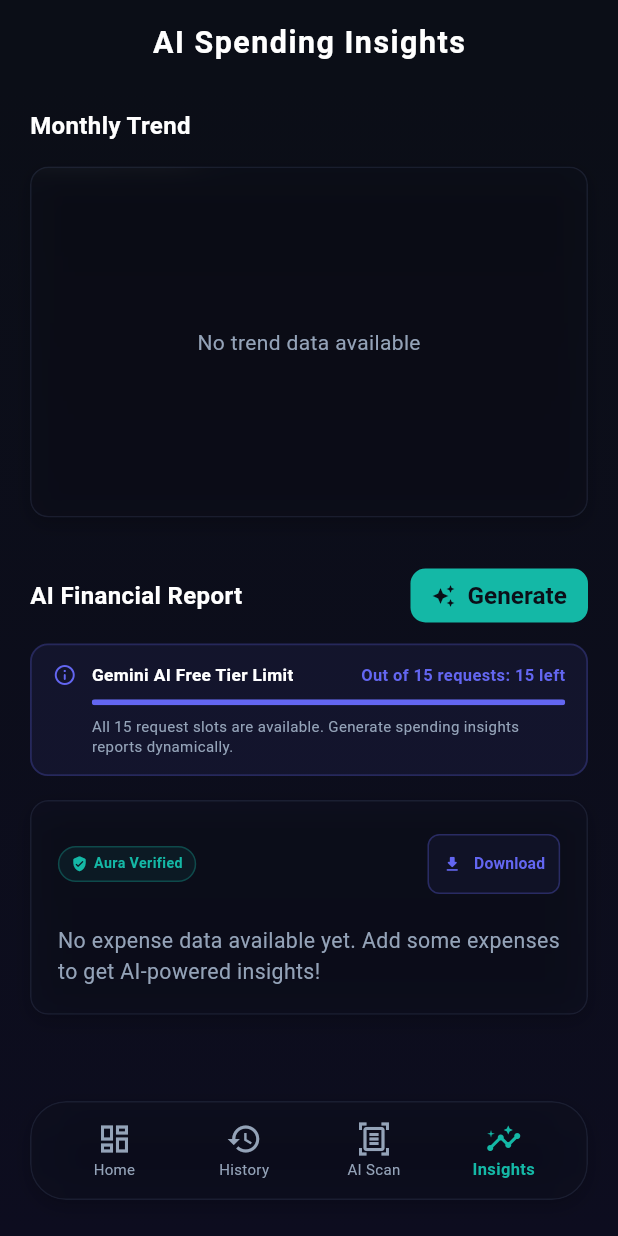
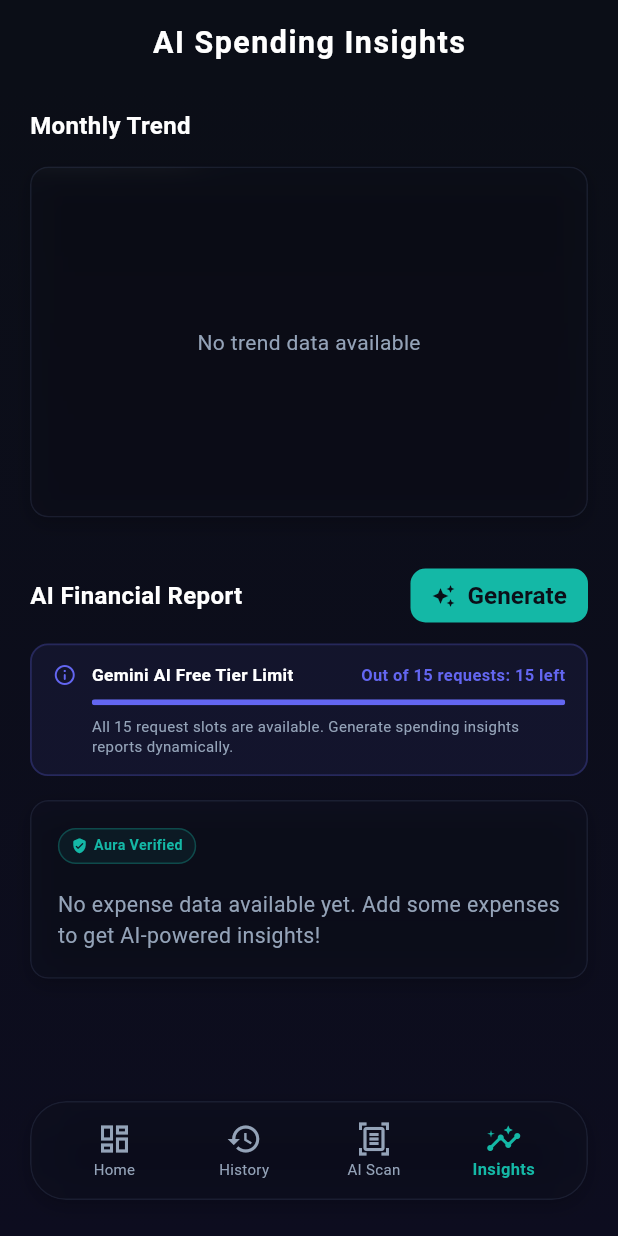
Before and after one commit to Karan-Trips/expense_tracker, a Flutter app: the screen it shows after launch, item 4 of the bottom bar chosen, after a tap on "Generate", on a phone screen of 412 x 824 dp. Run offline on Flutter 3.47's test engine with Material 3 defaults, Android fonts, the phone set to English and light mode, and no system bars; drawn by our look-alikes of flutter_markdown; our stand-ins replace flutter_dotenv, flutter_riverpod, flutter_screenutil, get_it, go_router, google_generative_ai and 5 more; accounts and stored records are empty; network calls fail.

```diff
--- a/lib/core/services/notification_service.dart
+++ /dev/null
@@ -1,101 +0,0 @@
-import 'package:flutter/foundation.dart';
-import 'package:flutter_local_notifications/flutter_local_notifications.dart';
-import 'package:open_filex/open_filex.dart';
-
-class NotificationService {
-  static final FlutterLocalNotificationsPlugin _notificationsPlugin =
-      FlutterLocalNotificationsPlugin();
-
-  static Future<void> init() async {
-    const AndroidInitializationSettings initializationSettingsAndroid =
-        AndroidInitializationSettings('@mipmap/ic_launcher');
-
-    const DarwinInitializationSettings initializationSettingsIOS =
-        DarwinInitializationSettings(
-          requestAlertPermission: true,
-          requestBadgePermission: true,
-          requestSoundPermission: true,
-        );
-
-    const InitializationSettings initializationSettings =
-        InitializationSettings(
-          android: initializationSettingsAndroid,
-          iOS: initializationSettingsIOS,
-        );
-
-    await _notificationsPlugin.initialize(
-      initializationSettings,
-      onDidReceiveNotificationResponse: (NotificationResponse response) async {
-        final String? filePath = response.payload;
-        if (filePath != null && filePath.isNotEmpty) {
-          try {
-            await OpenFilex.open(filePath);
-          } catch (e) {
-            debugPrint("Error opening file: $e");
-          }
-        }
-      },
-    );
-
-    // Handle click if app was opened from terminated state via notification
-    final NotificationAppLaunchDetails? launchDetails =
-        await _notificationsPlugin.getNotificationAppLaunchDetails();
-    if (launchDetails != null && launchDetails.didNotificationLaunchApp) {
-      final String? filePath = launchDetails.notificationResponse?.payload;
-      if (filePath != null && filePath.isNotEmpty) {
-        Future.delayed(const Duration(milliseconds: 600), () async {
-          try {
-            await OpenFilex.open(filePath);
-          } catch (e) {
-            debugPrint("Error opening launch file: $e");
-          }
-        });
-      }
-    }
-
-    // Request permissions for Android 13+
-    await _notificationsPlugin
-        .resolvePlatformSpecificImplementation<
-          AndroidFlutterLocalNotificationsPlugin
-        >()
-        ?.requestNotificationsPermission();
-  }
-
-  static Future<void> showNotification({
-    required int id,
-    required String title,
-    required String body,
-    String? payload,
-  }) async {
-    const AndroidNotificationDetails androidPlatformChannelSpecifics =
-        AndroidNotificationDetails(
-          'insights_download_channel',
-          'Insights Downloads',
-          channelDescription: 'Notifications for downloaded financial reports',
-          importance: Importance.max,
-          priority: Priority.high,
-          showWhen: true,
-          playSound: true,
-        );
-
-    const DarwinNotificationDetails iOSPlatformChannelSpecifics =
-        DarwinNotificationDetails(
-          presentAlert: true,
-          presentBadge: true,
-          presentSound: true,
-        );
-
-    const NotificationDetails platformChannelSpecifics = NotificationDetails(
-      android: androidPlatformChannelSpecifics,
-      iOS: iOSPlatformChannelSpecifics,
-    );
-
-    await _notificationsPlugin.show(
-      id,
-      title,
-      body,
-      platformChannelSpecifics,
-      payload: payload,
-    );
-  }
-}
--- a/lib/feature/insights/presentation/spending_insights_screen.dart
+++ b/lib/feature/insights/presentation/spending_insights_screen.dart
@@ -180,7 +180,6 @@ class SpendingInsightsScreen extends ConsumerWidget {
                         children: [
                           // Custom Action Bar
                           Row(
-                            mainAxisAlignment: MainAxisAlignment.spaceBetween,
                             children: [
                               // Custom Aura Chip
                               Container(
@@ -213,52 +212,6 @@ class SpendingInsightsScreen extends ConsumerWidget {
                                       ),
                                     ),
                                   ],
-                                ),
-                              ),
-                              // Custom Download Button
-                              TextButton.icon(
-                                style: TextButton.styleFrom(
-                                  foregroundColor: AppColors.accentPurple,
-                                  padding: const EdgeInsets.symmetric(
-                                    horizontal: 10,
-                                    vertical: 4,
-                                  ),
-                                  shape: RoundedRectangleBorder(
-                                    borderRadius: BorderRadius.circular(8),
-                                    side: BorderSide(
-                                      color: AppColors.accentPurple.withOpacity(0.3),
-                                      width: 1,
-                                    ),
-                                  ),
-                                  backgroundColor: AppColors.accentPurple.withOpacity(0.06),
-                                ),
-                                onPressed: () async {
-                                  final path = await ref
-                                      .read(insightsProvider.notifier)
-                                      .saveReportToFile(
-                                        insightsState.reportMarkdown!,
-                                      );
-                                  if (context.mounted && path.isNotEmpty) {
-                                    ScaffoldMessenger.of(context).showSnackBar(
-                                      SnackBar(
-                                        content: Text(
-                                          "Report saved to Documents: ${path.split('/').last}",
-                                        ),
-                                        backgroundColor: AppColors.accentPurple,
-                                      ),
-                                    );
-                                  }
-                                },
-                                icon: const Icon(
-                                  Icons.download_rounded,
-                                  size: 13,
-                                ),
-                                label: const Text(
-                                  "Download",
-                                  style: TextStyle(
-                                    fontSize: 10.5,
-                                    fontWeight: FontWeight.bold,
-                                  ),
                                 ),
                               ),
                             ],
--- a/lib/feature/splash/presentation/splash_screen.dart
+++ b/lib/feature/splash/presentation/splash_screen.dart
@@ -5,7 +5,6 @@ import 'package:lottie/lottie.dart';
 import '../../../core/services/db_service.dart';
 import '../../../core/locator/locator.dart';
 import '../../../core/constant/app_colors.dart';
-import '../../../core/services/notification_service.dart';
 
 class SplashScreen extends StatefulWidget {
   const SplashScreen({super.key});
@@ -42,9 +41,6 @@ class _SplashScreenState extends State<SplashScreen> {
 
       _statusText.value = "Injecting App Modules...";
       await setupLocator();
-
-      _statusText.value = "Configuring Local Notification Channels...";
-      await NotificationService.init();
 
       await Future.delayed(const Duration(milliseconds: 1200));
 
```
Also changed, not shown: lib/feature/insights/presentation/insights_viewmodel.dart (+0 -26 lines), pubspec.yaml (+1 -61 lines), pubspec.lock, 2 other files.
